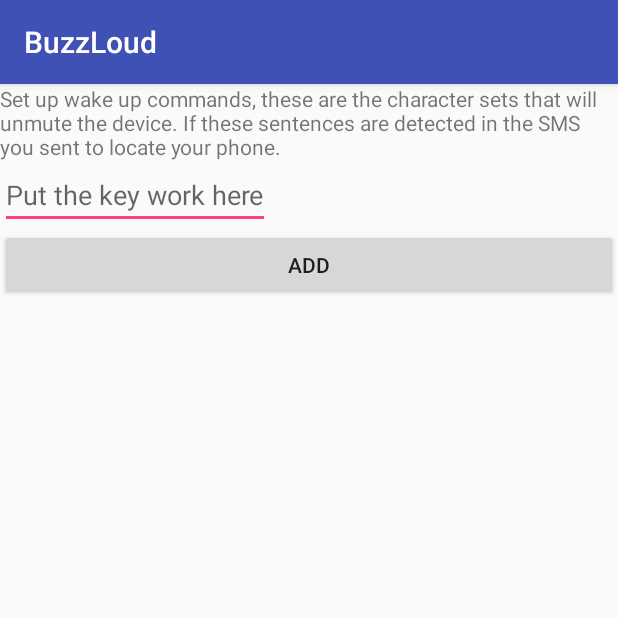
After one commit to keehoo/BuzzLoud, an Android app: the SettingsActivity screen opened directly, with no data from a screen before it, on a phone screen of 412 x 824 dp, the top half of it. The commit adds this screen. Run offline under Robolectric (Android 15) with nearby library versions, the phone set to English and light mode, and no system bars.

Commit message:
Added feature to add unmute commands

```diff
--- a/app/build.gradle
+++ b/app/build.gradle
@@ -10,6 +10,7 @@ android {
         versionCode 1
         versionName "1.0"
         testInstrumentationRunner "android.support.test.runner.AndroidJUnitRunner"
+        vectorDrawables.useSupportLibrary = true
     }
     buildTypes {
         release {
@@ -26,5 +27,7 @@ dependencies {
     })
     compile 'com.android.support:appcompat-v7:25.3.1'
     compile 'com.android.support.constraint:constraint-layout:1.0.2'
+    compile 'com.android.support:support-v4:25.3.1'
+    compile 'com.android.support:support-vector-drawable:25.3.1'
     testCompile 'junit:junit:4.12'
 }
--- a/app/src/main/AndroidManifest.xml
+++ b/app/src/main/AndroidManifest.xml
@@ -35,7 +35,9 @@
         <service
             android:name=".OutOfMuteService"
             android:enabled="true"
-            android:exported="true"></service>
+            android:exported="true" />
+
+        <activity android:name=".SettingsActivity"></activity>
     </application>
 
 </manifest>
--- /dev/null
+++ b/app/src/main/java/com/example/krzysztofkubicki/buzzloud/SettingsActivity.java
@@ -0,0 +1,13 @@
+package com.example.krzysztofkubicki.buzzloud;
+
+import android.support.v7.app.AppCompatActivity;
+import android.os.Bundle;
+
+public class SettingsActivity extends AppCompatActivity {
+
+    @Override
+    protected void onCreate(Bundle savedInstanceState) {
+        super.onCreate(savedInstanceState);
+        setContentView(R.layout.activity_settings);
+    }
+}
--- /dev/null
+++ b/app/src/main/res/layout/activity_settings.xml
@@ -0,0 +1,29 @@
+<?xml version="1.0" encoding="utf-8"?>
+<LinearLayout xmlns:android="http://schemas.android.com/apk/res/android"
+    android:orientation="vertical"
+    xmlns:tools="http://schemas.android.com/tools"
+    android:layout_width="match_parent"
+    android:layout_height="match_parent"
+    tools:context="com.example.krzysztofkubicki.buzzloud.SettingsActivity">
+
+
+    <TextView
+        android:layout_width="match_parent"
+        android:layout_height="wrap_content"
+        android:text="Set up wake up commands, these are the character sets that will unmute the device.
+If these sentences are detected in the SMS you sent to locate your phone. "/>
+
+
+    <EditText
+        android:layout_width="wrap_content"
+        android:layout_height="wrap_content"
+        android:hint="Put the key work here"
+        android:id="@+id/editTextSetUnmuteCommand"/>
+
+    <Button
+        android:layout_width="match_parent"
+        android:layout_height="wrap_content"
+        android:id="@+id/addUnmuteCommandButton"
+        android:text="Add"
+        />
+</LinearLayout>
```
Also changed, not shown: app/src/main/java/com/example/krzysztofkubicki/buzzloud/MainActivity.java (+10 -0 lines), app/src/main/res/drawable/ic_info_black_24dp.xml (added, +9 -0 lines), app/src/main/res/drawable/ic_notifications_black_24dp.xml (added, +9 -0 lines), app/src/main/res/drawable/ic_sync_black_24dp.xml (added, +9 -0 lines), app/src/main/res/layout/activity_main.xml (+7 -0 lines), app/src/main/res/values/strings.xml (+73 -0 lines), app/src/main/res/xml/pref_data_sync.xml (added, +21 -0 lines), app/src/main/res/xml/pref_general.xml (added, +33 -0 lines), app/src/main/res/xml/pref_headers.xml (added, +20 -0 lines), app/src/main/res/xml/pref_notification.xml (added, +27 -0 lines), 1 other file.
